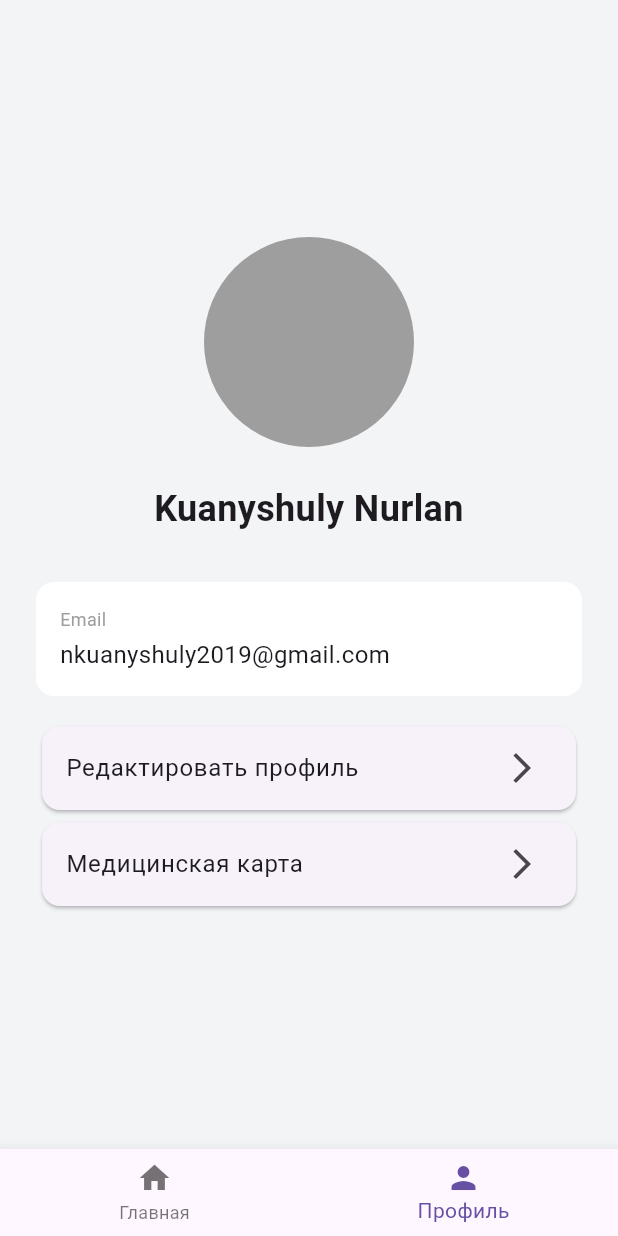
After one commit to nurlan2209/medbot, a Flutter app: the MainScreen screen opened directly, item 2 of the bottom bar chosen, on a phone screen of 412 x 824 dp. The commit adds this screen. Run offline on Flutter 3.47's test engine with Material 3 defaults, Android fonts, the phone set to English and light mode, and no system bars.

Commit message:
new screens

```diff
--- a/lib/features/auth/login_screen.dart
+++ b/lib/features/auth/login_screen.dart
@@ -1,6 +1,7 @@
 import 'package:flutter/material.dart';
 import 'package:med_bot/features/auth/registration_screen.dart';
 import 'package:med_bot/features/home/home_screen.dart';
+import 'package:med_bot/features/main_screen.dart';
 
 class LoginScreen extends StatelessWidget {
   const LoginScreen({super.key});
@@ -54,9 +55,10 @@ class LoginScreen extends StatelessWidget {
               width: double.infinity,
               child: ElevatedButton(
                 onPressed: () {
-                  Navigator.push(
+                  Navigator.pushAndRemoveUntil(
                     context,
-                    MaterialPageRoute(builder: (context) => const HomeScreen()),
+                    MaterialPageRoute(builder: (context) => const MainScreen()),
+                    (Route<dynamic> route) => false,
                   );
                 },
                 style: ElevatedButton.styleFrom(
--- /dev/null
+++ b/lib/features/main_screen.dart
@@ -0,0 +1,40 @@
+import 'package:flutter/material.dart';
+import 'package:med_bot/features/profile/profile_screen.dart';
+import 'package:med_bot/features/home/home_screen.dart';
+
+class MainScreen extends StatefulWidget {
+  const MainScreen({super.key});
+
+  @override
+  State<MainScreen> createState() => _MainScreenState();
+}
+
+class _MainScreenState extends State<MainScreen> {
+  int _selectedIndex = 0;
+
+  static const List<Widget> _widgetOptions = <Widget>[
+    HomeScreen(),
+    ProfileScreen(),
+  ];
+
+  void _onItemTapped(int index) {
+    setState(() {
+      _selectedIndex = index;
+    });
+  }
+
+  @override
+  Widget build(BuildContext context) {
+    return Scaffold(
+      body: _widgetOptions.elementAt(_selectedIndex),
+      bottomNavigationBar: BottomNavigationBar(
+        items: const <BottomNavigationBarItem>[
+          BottomNavigationBarItem(icon: Icon(Icons.home), label: 'Главная'),
+          BottomNavigationBarItem(icon: Icon(Icons.person), label: 'Профиль'),
+        ],
+        currentIndex: _selectedIndex,
+        onTap: _onItemTapped,
+      ),
+    );
+  }
+}
--- /dev/null
+++ b/lib/features/profile/profile_screen.dart
@@ -0,0 +1,79 @@
+import 'package:flutter/material.dart';
+
+class ProfileScreen extends StatelessWidget {
+  const ProfileScreen({super.key});
+
+  @override
+  Widget build(BuildContext context) {
+    return Scaffold(
+      backgroundColor: const Color(0xFFF3F4F6),
+      body: Center(
+        child: Padding(
+          padding: const EdgeInsets.all(24.0),
+          child: Column(
+            mainAxisAlignment: MainAxisAlignment.center,
+            crossAxisAlignment: CrossAxisAlignment.stretch,
+            children: [
+              const CircleAvatar(
+                radius: 70,
+                backgroundColor: Colors.grey,
+              ),
+
+              const SizedBox(height: 24),
+
+              const Text(
+                'Kuanyshuly Nurlan',
+                textAlign: TextAlign.center,
+                style: TextStyle(
+                  fontSize: 24,
+                  fontWeight: FontWeight.bold,
+                ),
+              ),
+
+              const SizedBox(height: 32),
+
+              Container(
+                padding: const EdgeInsets.all(16.0),
+                decoration: BoxDecoration(
+                  color: Colors.white,
+                  borderRadius: BorderRadius.circular(12),
+                ),
+                child: const Column(
+                  crossAxisAlignment: CrossAxisAlignment.start,
+                  children: [
+                    Text(
+                      'Email',
+                      style: TextStyle(color: Colors.grey, fontSize: 12),
+                    ),
+                    SizedBox(height: 4),
+                    Text(
+                      'nkuanyshuly2019@gmail.com',
+                      style: TextStyle(fontSize: 16),
+                    ),
+                  ],
+                ),
+              ),
+              SizedBox(height: 16),
+
+              Card(
+                shape: RoundedRectangleBorder(borderRadius: BorderRadius.circular(12)),
+                child: const ListTile(
+                  title: Text('Редактировать профиль'),
+                  trailing: Icon(Icons.arrow_forward_ios),
+                ),
+              ),
+
+              Card(
+                shape: RoundedRectangleBorder(borderRadius: BorderRadius.circular(12)),
+                child: const ListTile(
+                  title: Text('Медицинская карта'),
+                  trailing: Icon(Icons.arrow_forward_ios),
+                ),
+              ),
+            ],
+          ),
+        ),
+      ),
+    );
+  }
+}
```
Also changed, not shown: lib/features/chat/chat_screen.dart (added, +66 -0 lines), lib/features/home/home_screen.dart (+29 -30 lines).
